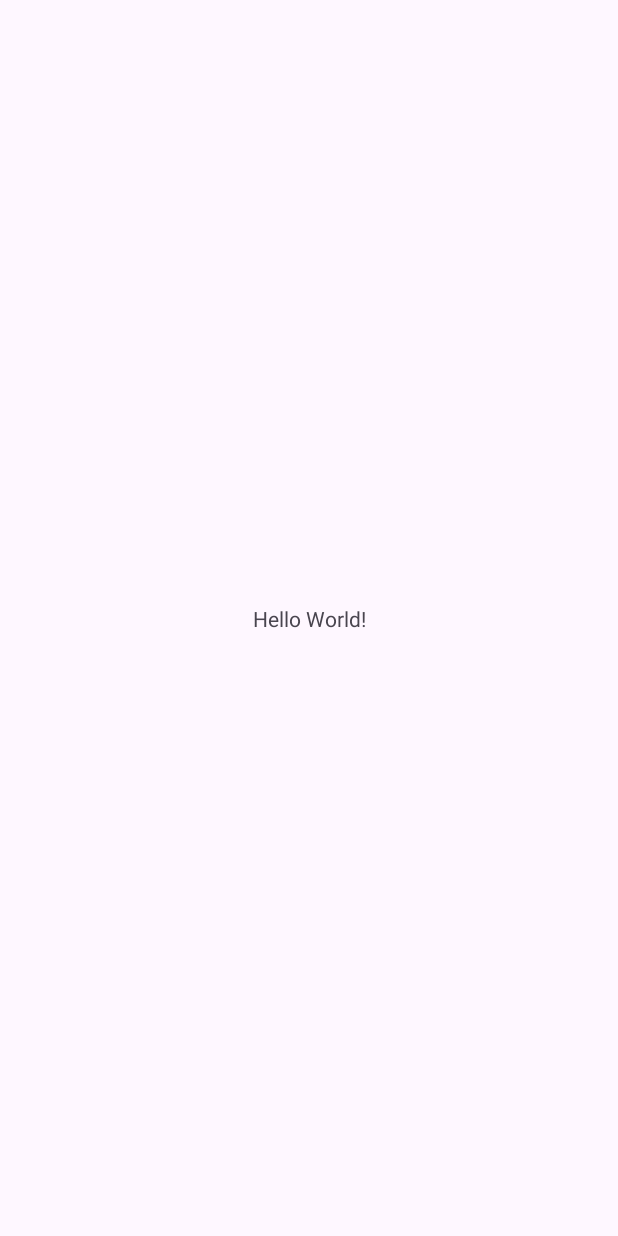
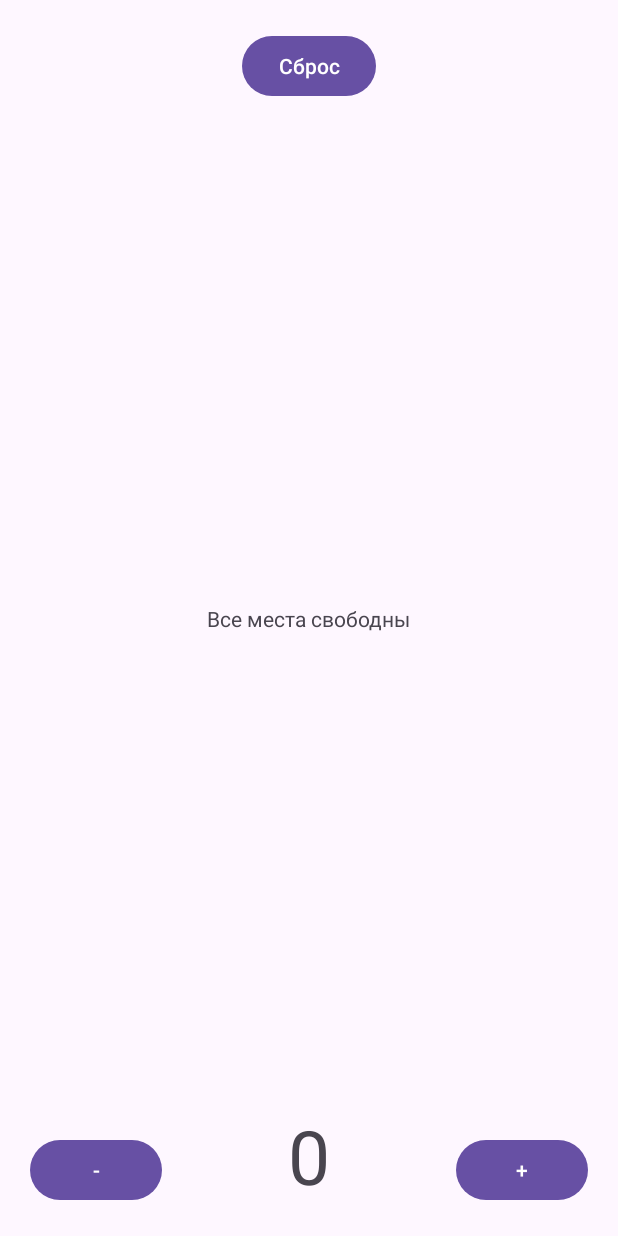
Before and after one commit to iamseryy/android_dev_1_2022, an Android app: the screen it shows after launch (MainActivity), on a phone screen of 412 x 824 dp. Before the commit the screen is almost empty. Run offline under Robolectric (Android 15) with nearby library versions, the phone set to English and light mode, and no system bars.

Commit message:
task1 layout ready

```diff
--- a/m1_hello_world/app/src/main/res/layout/activity_main.xml
+++ b/m1_hello_world/app/src/main/res/layout/activity_main.xml
@@ -6,13 +6,55 @@
     android:layout_height="match_parent"
     tools:context=".MainActivity">
 
-    <TextView
+    <Button
+        android:id="@+id/cancelButton"
         android:layout_width="wrap_content"
         android:layout_height="wrap_content"
-        android:text="Hello World!"
+        android:text="@string/cancel"
+        android:layout_marginTop="20dp"
+        app:layout_constraintEnd_toEndOf="parent"
+        app:layout_constraintStart_toStartOf="parent"
+        app:layout_constraintTop_toTopOf="parent" />
+
+    <TextView
+        android:id="@+id/textView2"
+        android:layout_width="wrap_content"
+        android:layout_height="wrap_content"
+        android:text="@string/free"
         app:layout_constraintBottom_toBottomOf="parent"
         app:layout_constraintEnd_toEndOf="parent"
         app:layout_constraintStart_toStartOf="parent"
         app:layout_constraintTop_toTopOf="parent" />
 
+    <Button
+        android:id="@+id/addButton"
+        android:layout_width="wrap_content"
+        android:layout_height="wrap_content"
+        android:text="@string/add"
+        android:layout_marginBottom="20dp"
+        android:layout_marginEnd="20dp"
+        app:layout_constraintBottom_toBottomOf="parent"
+        app:layout_constraintEnd_toEndOf="parent" />
+
+    <TextView
+        android:id="@+id/textView3"
+        android:layout_width="wrap_content"
+        android:layout_height="wrap_content"
+        android:textSize="50sp"
+        android:text="@string/zero"
+        android:layout_marginBottom="20dp"
+        app:layout_constraintEnd_toEndOf="parent"
+        app:layout_constraintStart_toStartOf="parent"
+        app:layout_constraintBottom_toBottomOf="parent"/>
+
+    <Button
+        android:id="@+id/reduceButton"
+        android:layout_width="wrap_content"
+        android:layout_height="wrap_content"
+        android:text="@string/reduce"
+        android:layout_marginBottom="20dp"
+        android:layout_marginStart="20dp"
+        app:layout_constraintBottom_toBottomOf="parent"
+        app:layout_constraintStart_toStartOf="parent" />
+
 </androidx.constraintlayout.widget.ConstraintLayout>
--- a/m1_hello_world/app/src/main/res/values/strings.xml
+++ b/m1_hello_world/app/src/main/res/values/strings.xml
@@ -1,3 +1,8 @@
 <resources>
     <string name="app_name">m1_hello_world</string>
+    <string name="cancel">Сброс</string>
+    <string name="add">+</string>
+    <string name="reduce">-</string>
+    <string name="zero">0</string>
+    <string name="free">Все места свободны</string>
 </resources>
```
Also changed, not shown: 1 other file.
